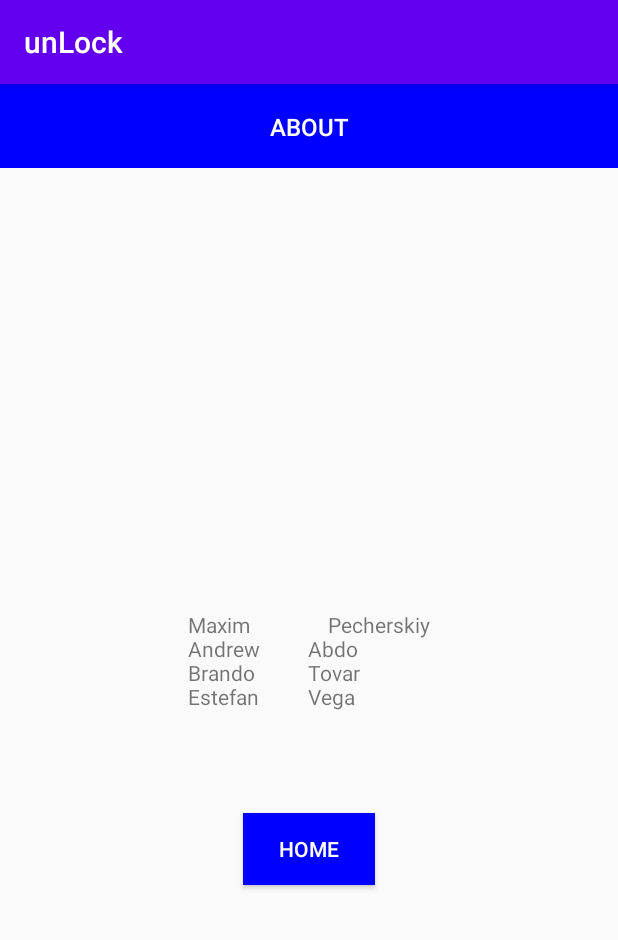
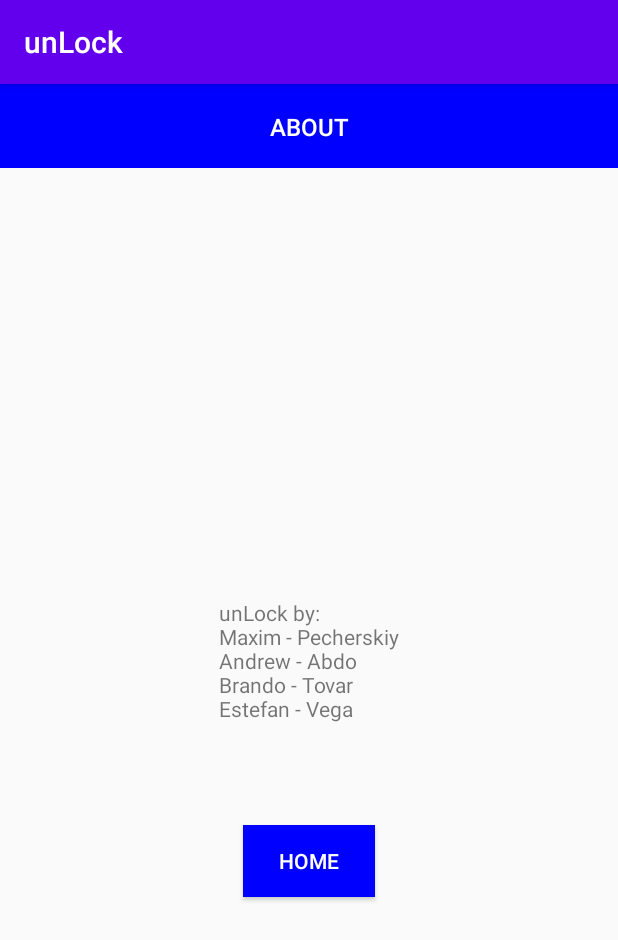
Before and after one commit to xam100/log8405, an Android app: the fragment AboutFragment shown on its own in the app's theme, on a phone screen of 412 x 824 dp. Shown: the top 940 px of the screen. Run offline under Robolectric (Android 15) with nearby library versions, the light colour scheme and no system bars.

Commit message:
changed about layout spacing

```diff
--- a/app/src/main/res/values/strings.xml
+++ b/app/src/main/res/values/strings.xml
@@ -32,7 +32,7 @@
 
     <string name="hello_menu_fragment">Welcome to unLock</string>
     <string name="howto_menu_fragment">Touch and slide the blue blocks to free the red one.</string>
-    <string name="hello_about_fragment">Maxim\t\t\t\tPecherskiy\nAndrew\t\t\tAbdo\nBrando\t\t\tTovar\nEstefan\t\t\tVega</string>
+    <string name="hello_about_fragment">unLock by:\nMaxim - Pecherskiy\nAndrew - Abdo\nBrando - Tovar\nEstefan - Vega</string>
     <!-- TODO: Remove or change this placeholder text -->
     <string name="hello_blank_fragment">Hello blank fragment</string>
 
```
